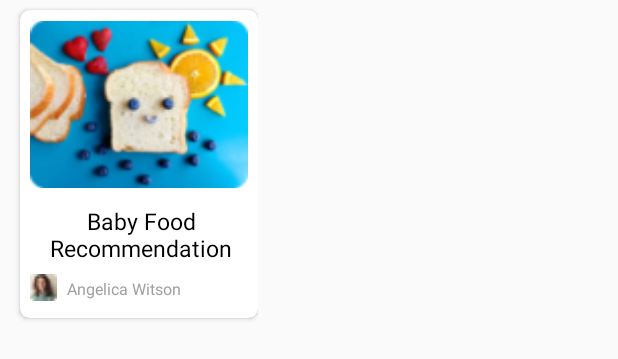
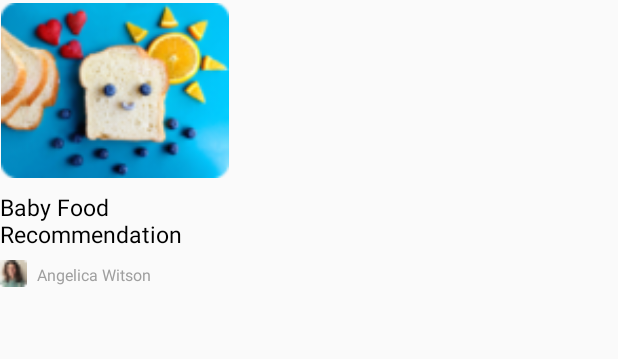
Before and after one commit to nurcahya2442/ForMoms_v2, an Android app: the layout item_list_care_tips.xml on its own in the app's theme, with its tools: preview values and no code run, on a phone screen of 412 x 824 dp. Shown: the top 359 px of the screen. Run offline under Robolectric (Android 15) with nearby library versions, the phone set to English and light mode, and no system bars.

Commit message:
fix layout

```diff
--- a/app/src/main/res/layout/activity_home.xml
+++ b/app/src/main/res/layout/activity_home.xml
@@ -9,7 +9,6 @@
 <RelativeLayout
     android:layout_width="match_parent"
     android:layout_height="match_parent">
-
 
     <RelativeLayout
         android:id="@+id/relative1"
@@ -87,6 +86,7 @@
             android:layout_width="match_parent"
             android:layout_height="wrap_content"
             android:layout_below="@id/tvRecentView"
+            android:layout_marginTop="@dimen/_10sdp"
             android:layout_marginStart="@dimen/_16sdp"
             android:layout_marginEnd="@dimen/_16sdp"/>
 
@@ -126,6 +126,7 @@
             android:layout_height="wrap_content"
             android:layout_below="@id/tvCareTips"
             android:layout_marginStart="@dimen/_16sdp"
+            android:layout_marginTop="@dimen/_10sdp"
             android:layout_marginEnd="@dimen/_16sdp"/>
 
     </RelativeLayout>
--- a/app/src/main/res/layout/item_list_care_tips.xml
+++ b/app/src/main/res/layout/item_list_care_tips.xml
@@ -3,21 +3,13 @@
     xmlns:app="http://schemas.android.com/apk/res-auto"
     android:orientation="horizontal"
     android:layout_width="wrap_content"
-    android:layout_height="@dimen/_170sdp">
-
-    <androidx.cardview.widget.CardView
-        android:id="@+id/cardViewRecentView"
-        android:layout_width="@dimen/_122sdp"
-        android:layout_height="@dimen/_158sdp"
-        android:elevation="@dimen/_8sdp"
-        app:cardCornerRadius="@dimen/_5sdp"
-        android:layout_marginTop="@dimen/_5sdp"
-        android:layout_marginStart="@dimen/_10sdp" >
+    android:layout_height="wrap_content">
 
 
         <RelativeLayout
-            android:layout_width="wrap_content"
-            android:layout_height="wrap_content">
+            android:layout_width="@dimen/_118sdp"
+            android:layout_height="wrap_content"
+            android:layout_marginEnd="@dimen/_13sdp">
 
 
         <ImageView
@@ -25,10 +17,8 @@
             android:layout_width="@dimen/_118sdp"
             android:layout_height="@dimen/_93sdp"
             android:src="@drawable/food"
-            android:layout_centerHorizontal="true"
-            android:layout_marginTop="@dimen/_2sdp"
-            android:layout_marginStart="@dimen/_5sdp"
-            android:layout_marginEnd="@dimen/_5sdp"/>
+            android:layout_marginStart="@dimen/_1sdp"
+            android:layout_centerHorizontal="true"/>
 
         <TextView
             android:id="@+id/tvJudulListCare"
@@ -38,9 +28,7 @@
             android:textSize="@dimen/_12ssp"
             android:layout_below="@id/ivListFood"
             android:textColor="@android:color/black"
-            android:layout_marginStart="@dimen/_2sdp"
-            android:layout_marginTop="@dimen/_5sdp"
-            android:gravity="center_horizontal"/>
+            android:layout_marginTop="@dimen/_5sdp"/>
 
 
             <ImageView
@@ -49,8 +37,7 @@
                 android:layout_height="@dimen/_14sdp"
                 android:src="@drawable/people"
                 android:layout_below="@id/tvJudulListCare"
-                android:layout_marginTop="@dimen/_5sdp"
-                android:layout_marginStart="@dimen/_5sdp"/>
+                android:layout_marginTop="@dimen/_5sdp"/>
 
             <TextView
                 android:id="@+id/tvPopleName"
@@ -67,6 +54,4 @@
 
         </RelativeLayout>
 
-    </androidx.cardview.widget.CardView>
-
 </RelativeLayout>
```
Also changed, not shown: app/src/main/java/com/example/formoms_v2/ui/HomeActivity.java (+52 -5 lines), app/src/main/res/layout/item_list_recent_memories.xml (+2 -14 lines).
